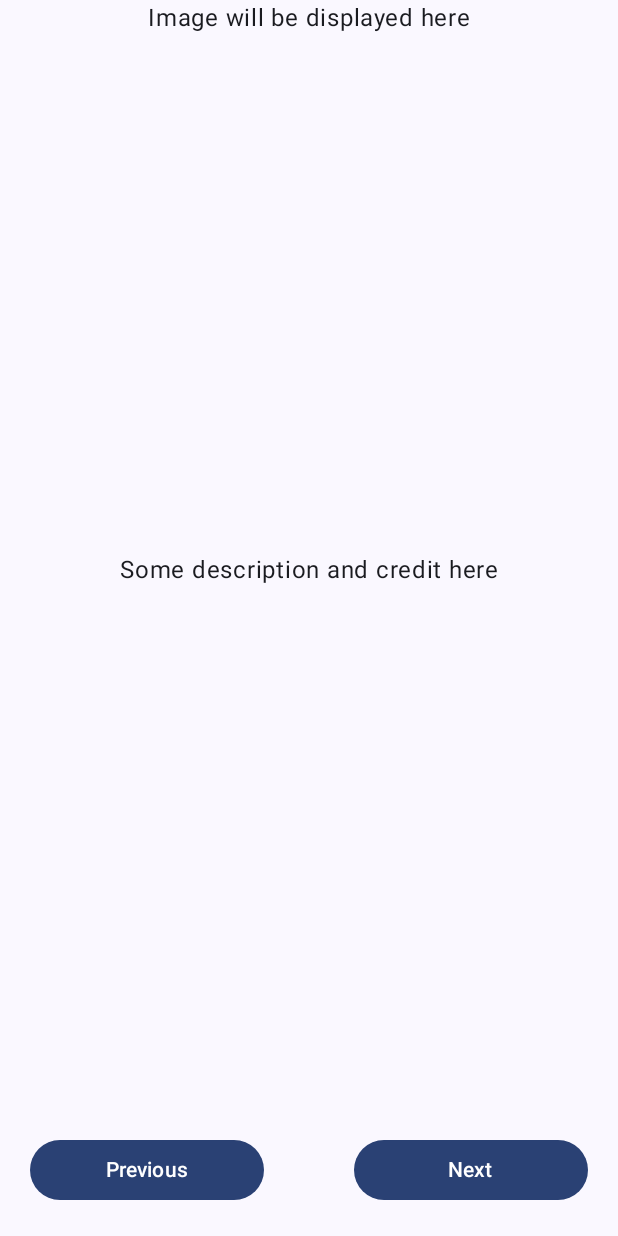
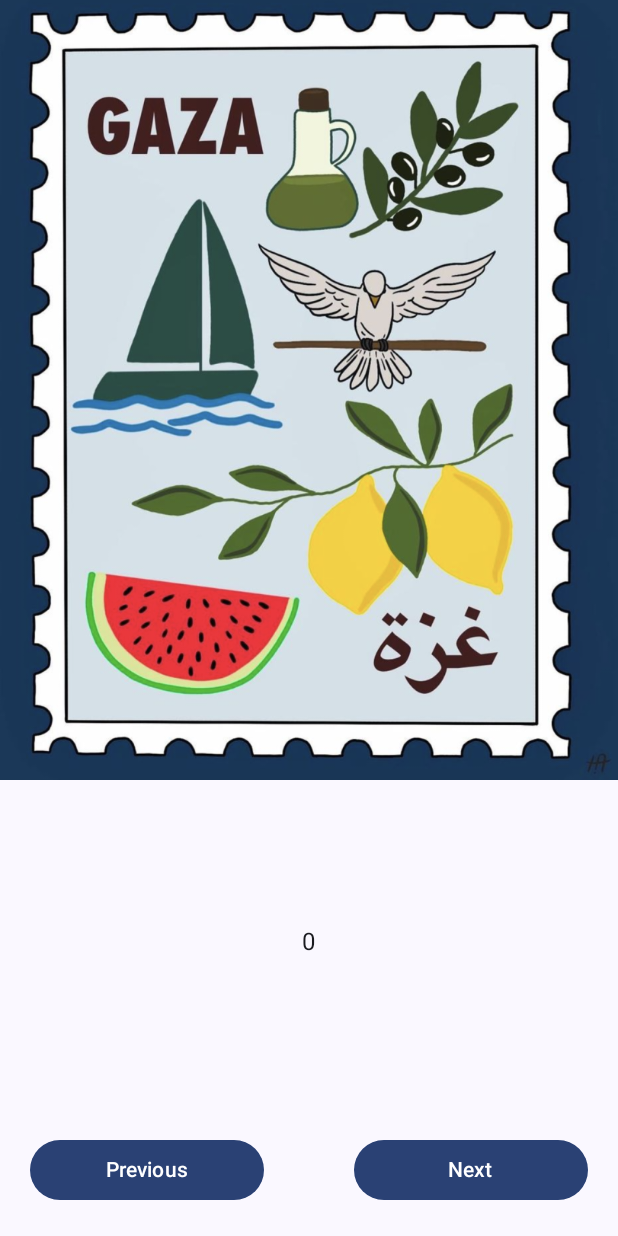
Before and after one commit to UsmanQT/kotlin-android-learn, an Android app built with Jetpack Compose: the screen it shows after launch (MainActivity), on a phone screen of 412 x 824 dp. Run offline under Robolectric (Android 15) with nearby library versions, the light colour scheme and no system bars.

Commit message:
adding the data class for art pieces and adding state to the app

```diff
--- /dev/null
+++ b/app/src/main/java/com/example/artspaceapp/ArtPiece.kt
@@ -0,0 +1,7 @@
+package com.example.artspaceapp
+
+data class ArtPiece (
+    val id: Int,
+    val image: Int,
+    val text: String
+)
--- a/app/src/main/java/com/example/artspaceapp/MainActivity.kt
+++ b/app/src/main/java/com/example/artspaceapp/MainActivity.kt
@@ -3,6 +3,7 @@ package com.example.artspaceapp
 import android.os.Bundle
 import androidx.activity.ComponentActivity
 import androidx.activity.compose.setContent
+import androidx.compose.foundation.Image
 import androidx.compose.foundation.layout.Arrangement
 import androidx.compose.foundation.layout.Column
 import androidx.compose.foundation.layout.Row
@@ -18,11 +19,16 @@ import androidx.compose.material3.MaterialTheme
 import androidx.compose.material3.Surface
 import androidx.compose.material3.Text
 import androidx.compose.runtime.Composable
+import androidx.compose.runtime.mutableStateOf
+import androidx.compose.runtime.remember
 import androidx.compose.ui.Alignment
 import androidx.compose.ui.Modifier
+import androidx.compose.ui.res.painterResource
 import androidx.compose.ui.tooling.preview.Preview
 import androidx.compose.ui.unit.dp
 import com.example.artspaceapp.ui.theme.ArtSpaceAppTheme
+import androidx.compose.runtime.getValue
+import androidx.compose.runtime.setValue
 
 class MainActivity : ComponentActivity() {
     override fun onCreate(savedInstanceState: Bundle?) {
@@ -43,6 +49,10 @@ class MainActivity : ComponentActivity() {
 
 @Composable
 fun ArtSpaceLayout(modifier: Modifier = Modifier) {
+    var count by remember {
+        mutableStateOf(0)
+    }
+
     Column (
         verticalArrangement = Arrangement.SpaceBetween,
         horizontalAlignment = Alignment.CenterHorizontally,
@@ -50,12 +60,9 @@ fun ArtSpaceLayout(modifier: Modifier = Modifier) {
             .fillMaxSize()
 
     ) {
+        ImageWithText()
         Text(
-            text = "Image will be displayed here",
-            modifier = modifier
-        )
-        Text(
-            text = "Some description and credit here",
+            text = count.toString(),
             modifier = modifier
         )
         Row (
@@ -76,13 +83,19 @@ fun ArtSpaceLayout(modifier: Modifier = Modifier) {
                     .weight(1f)
                     .padding(horizontal = 20.dp, vertical = 20.dp)
                 ,
-                onClick = { /*TODO*/ },
+                onClick = { count++ },
             ) {
                 Text(text = "Next")
             }
         }
 
     }
+}
+
+@Composable
+fun ImageWithText() {
+    var image = painterResource(id = R.drawable.aucuepbu_screenshot_2023_10_18_at_12_47_26_pm_811x1024)
+    Image(painter = image, contentDescription = null)
 }
 
 @Preview(showBackground = true)
```
Also changed, not shown: app/src/main/res/drawable-nodpi/aucuepbu_screenshot_2023_10_18_at_12_47_26_pm_811x1024.png (added).
